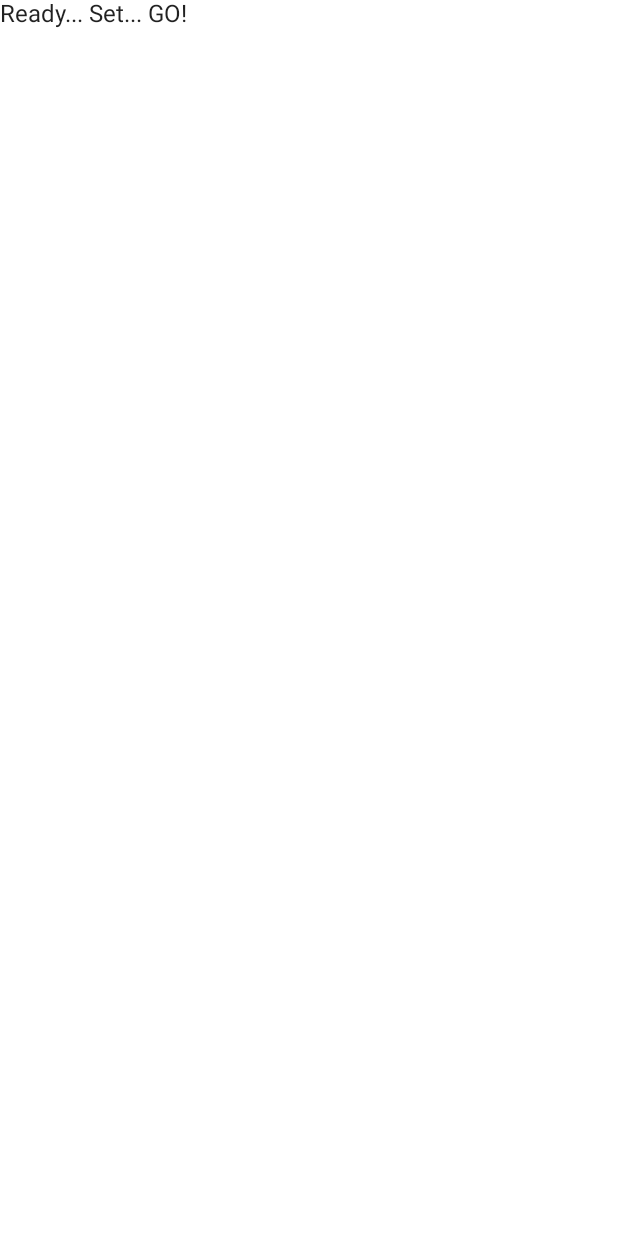
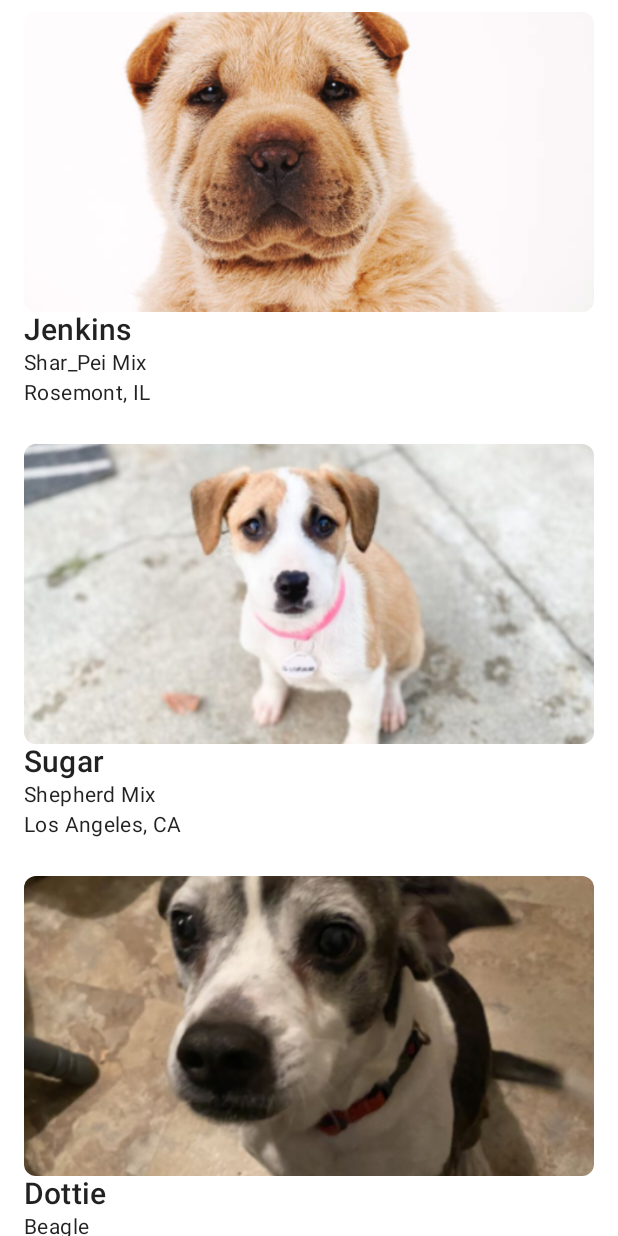
Before and after one commit to WangHao777/PuppyAdoption, an Android app built with Jetpack Compose: the screen it shows after launch (MainActivity), on a phone screen of 412 x 824 dp. Before the commit the screen is almost empty. Run offline under Robolectric (Android 15) with nearby library versions, the phone set to English and light mode, and no system bars; 1 statement that could not run was skipped.

```diff
--- a/app/build.gradle
+++ b/app/build.gradle
@@ -64,6 +64,7 @@ android {
 }
 
 dependencies {
+    implementation "androidx.navigation:navigation-compose:1.0.0-alpha08"
     implementation 'androidx.core:core-ktx:1.3.2'
     implementation 'androidx.appcompat:appcompat:1.2.0'
     implementation 'com.google.android.material:material:1.3.0'
--- a/app/src/main/java/com/example/androiddevchallenge/MainActivity.kt
+++ b/app/src/main/java/com/example/androiddevchallenge/MainActivity.kt
@@ -18,12 +18,27 @@ package com.example.androiddevchallenge
 import android.os.Bundle
 import androidx.activity.compose.setContent
 import androidx.appcompat.app.AppCompatActivity
+import androidx.compose.foundation.Image
+import androidx.compose.foundation.clickable
+import androidx.compose.foundation.layout.*
+import androidx.compose.foundation.lazy.LazyColumn
+import androidx.compose.foundation.lazy.itemsIndexed
+import androidx.compose.foundation.shape.RoundedCornerShape
 import androidx.compose.material.MaterialTheme
 import androidx.compose.material.Surface
 import androidx.compose.material.Text
 import androidx.compose.runtime.Composable
-import androidx.compose.ui.tooling.preview.Preview
+import androidx.compose.ui.Modifier
+import androidx.compose.ui.draw.clip
+import androidx.compose.ui.layout.ContentScale
+import androidx.compose.ui.res.painterResource
+import androidx.compose.ui.text.font.FontWeight
+import androidx.compose.ui.unit.dp
+import androidx.navigation.NavController
+import androidx.navigation.NavType
+import androidx.navigation.compose.*
 import com.example.androiddevchallenge.ui.theme.MyTheme
+import com.example.androiddevchallenge.ui.theme.typography
 
 class MainActivity : AppCompatActivity() {
     override fun onCreate(savedInstanceState: Bundle?) {
@@ -40,22 +55,122 @@ class MainActivity : AppCompatActivity() {
 @Composable
 fun MyApp() {
     Surface(color = MaterialTheme.colors.background) {
-        Text(text = "Ready... Set... GO!")
+        ComposeNavigation()
     }
 }
 
-@Preview("Light Theme", widthDp = 360, heightDp = 640)
 @Composable
-fun LightPreview() {
-    MyTheme {
-        MyApp()
+fun ComposeNavigation() {
+    val navController = rememberNavController()
+    NavHost(
+        navController = navController,
+        startDestination = "puppy_list"
+    ) {
+        composable("puppy_list") {
+            PuppyList(
+                puppies = puppyList,
+                navController = navController
+            )
+        }
+        composable(
+            "puppy_detail/{puppyId}",
+            arguments = listOf(navArgument("puppyId") {type = NavType.IntType})
+        ) { backStackEntry ->
+            PuppyDetail(
+                puppyId = backStackEntry.arguments?.getInt("puppyId")
+            )
+        }
     }
 }
 
-@Preview("Dark Theme", widthDp = 360, heightDp = 640)
 @Composable
-fun DarkPreview() {
-    MyTheme(darkTheme = true) {
-        MyApp()
+fun PuppyList(
+    puppies: List<Puppy>,
+    navController: NavController
+) {
+    LazyColumn(
+        verticalArrangement = Arrangement.spacedBy(8.dp)
+    ) {
+        itemsIndexed(puppies) { index, puppy ->
+            Column(
+                modifier = Modifier
+                    .clickable {
+                        navController.navigate("puppy_detail/$index")
+                    }
+                    .padding(horizontal = 16.dp, vertical = 8.dp)
+            ) {
+                Image(painter = painterResource(id = puppy.image),
+                    contentDescription = R.string.image_content_description.toString(),
+                    contentScale = ContentScale.Crop,
+                    modifier = Modifier
+                        .height(200.dp)
+                        .fillMaxWidth()
+                        .clip(shape = RoundedCornerShape(8.dp)))
+
+                Text(text = puppy.name,
+                    style = typography.h6)
+                Text(text = puppy.breed,
+                    style = typography.body2)
+                Text(text = puppy.location,
+                    style = typography.body2)
+            }
+        }
     }
 }
+
+@Composable
+fun PuppyDetail(
+    puppyId: Int?
+) {
+    val puppy = puppyList[puppyId ?: 0]
+
+    Column(
+        modifier = Modifier.padding(horizontal = 16.dp, vertical = 16.dp)
+    ) {
+        Image(
+            painter = painterResource(id = puppy.image),
+            contentDescription = R.string.image_content_description.toString(),
+            modifier = Modifier
+                .fillMaxWidth()
+                .clip(shape = RoundedCornerShape(8.dp)),
+            contentScale = ContentScale.Crop)
+
+        Spacer(modifier = Modifier.height(8.dp))
+
+        Text(text = puppy.name,
+            style = typography.h6,
+            fontWeight = FontWeight.Bold)
+
+        Row {
+            Column {
+                Text(text = "Breed",
+                    style = typography.body2,
+                    fontWeight = FontWeight.Bold)
+                Text(text = "Location",
+                    style = typography.body2,
+                    fontWeight = FontWeight.Bold)
+                Text(text = "Sex",
+                    style = typography.body2,
+                    fontWeight = FontWeight.Bold)
+            }
+
+            Column(
+                modifier = Modifier.padding(start = 16.dp)
+            ) {
+                Text(text = puppy.breed,
+                    style = typography.body2)
+                Text(text = puppy.location,
+                    style = typography.body2)
+                Text(text = puppy.sex,
+                    style = typography.body2)
+            }
+        }
+
+        Text(text = "Description",
+            style = typography.body2,
+            fontWeight = FontWeight.Bold)
+
+        Text(text = puppy.description,
+            style = typography.body2)
+    }
+}
--- /dev/null
+++ b/app/src/main/java/com/example/androiddevchallenge/Puppy.kt
@@ -0,0 +1,53 @@
+package com.example.androiddevchallenge
+
+data class Puppy(
+    val name: String,
+    val breed: String,
+    val location: String,
+    val sex: String,
+    val description: String,
+    val image: Int
+)
+
+val puppyList: List<Puppy> = listOf(
+    Puppy(
+        name = "Jenkins",
+        breed = "Shar_Pei Mix",
+        location = "Rosemont, IL",
+        sex = "Male",
+        description = "He’s not an old man, but his name is Jenkins. Jenkins is an approximately 8 month old, Shar-Pei/Labrador Retriever mix. If I recall correctly, I’ve seen his picture on Facebook being spotted as a runaway around town. Well, his owner had enough, his roaming proved to be too much to correct; so here we are.",
+        image = R.drawable.ic_puppy_jenkins
+    ),
+    Puppy(
+        name = "Sugar",
+        breed = "Shepherd Mix",
+        location = "Los Angeles, CA",
+        sex = "Female",
+        description = "Sugar is a 8 week old Shepherd Mix looking for her forever home. She will likely be a medium-large dog.",
+        image = R.drawable.ic_puppy_sugar
+    ),
+    Puppy(
+        name = "Dottie",
+        breed = "Beagle",
+        location = "St Charles, MO",
+        sex = "Female",
+        description = "Miss Dottie also known as Dot is an older gal ready for her forever home! We believe she is around 8 years old and 33 pounds! She loves the young boys in her foster home and loves playing with the other pups!",
+        image = R.drawable.ic_puppy_dottie
+    ),
+    Puppy(
+        name = "Ashley",
+        breed = "Black Labrador Retriever Mix",
+        location = "Crescent city, CA",
+        sex = "Female",
+        description = "Meet Ashley! She's a sweet and playful puppy, we think 10-12 weeks old! Ashley appears to be some sort of lab mix and will likely be on the larger side.",
+        image = R.drawable.ic_puppy_ashley
+    ),
+    Puppy(
+        name = "Elvis",
+        breed = "Husky",
+        location = "Tillamook, OR",
+        sex = "Female",
+        description = "Elvis is about a year old. He's a happy dog who loves all people, children & other dogs. He's not a huge fan of chickens.He loves going for walks, loves the beach, loves water.",
+        image = R.drawable.ic_puppy_elvis
+    )
+)
--- a/app/src/main/res/values/strings.xml
+++ b/app/src/main/res/values/strings.xml
@@ -9,5 +9,6 @@
       or implied. See the License for the specific language governing permissions and limitations under
       the License.
       -->
-    <string name="app_name">AndroidDevChallenge</string>
+    <string name="app_name">PuppyAdoption</string>
+    <string name="image_content_description">This is an image of puppy</string>
 </resources>
```
Also changed, not shown: app/src/main/res/drawable/ic_puppy_ashley.png (added), app/src/main/res/drawable/ic_puppy_dottie.png (added), app/src/main/res/drawable/ic_puppy_elvis.png (added), app/src/main/res/drawable/ic_puppy_jenkins.png (added), app/src/main/res/drawable/ic_puppy_sugar.png (added), 4 other files.
